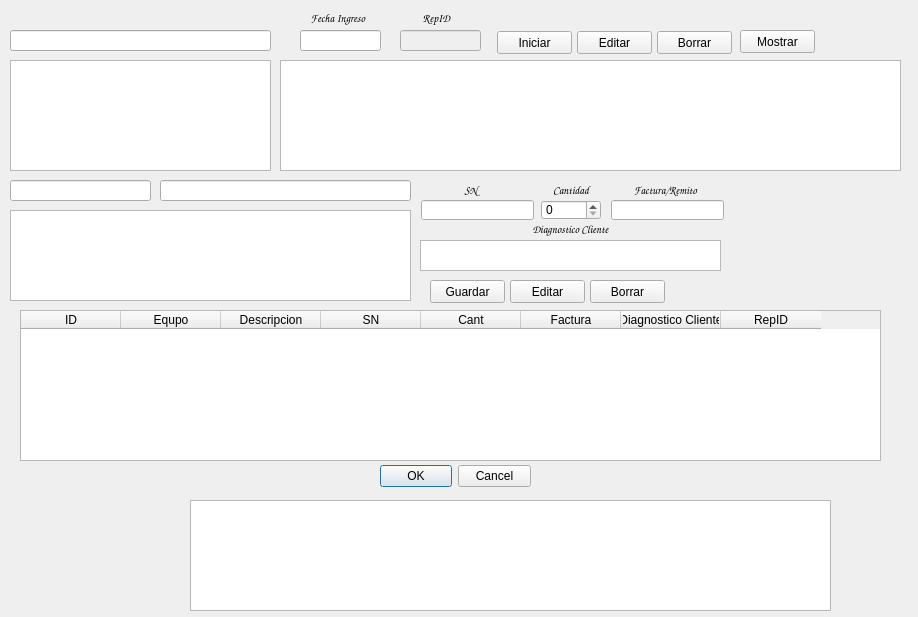
Old version of the form ingreso.ui in the repository Matias2178/Sistema_Postventa.
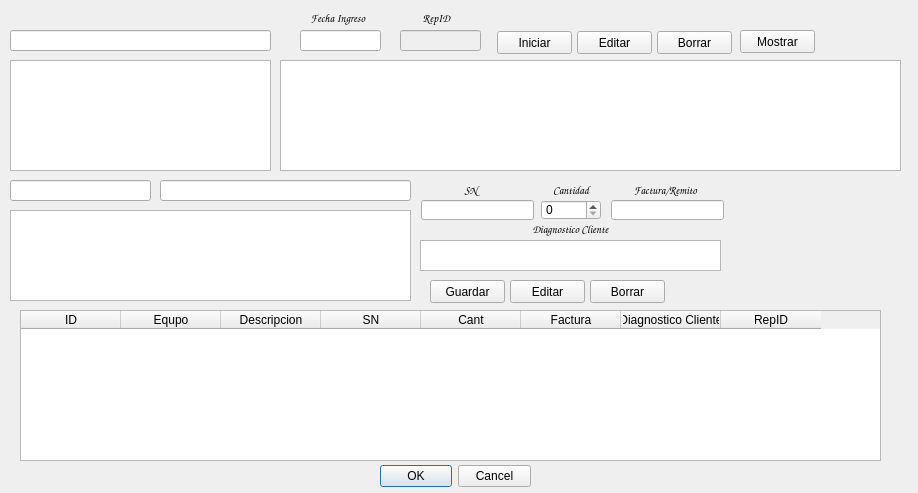
New version of the form.

The edit to the form file:
```diff
--- a/ingreso.ui
+++ b/ingreso.ui
@@ -7,7 +7,7 @@
     <x>0</x>
     <y>0</y>
     <width>918</width>
-    <height>617</height>
+    <height>493</height>
    </rect>
   </property>
   <property name="sizePolicy">
@@ -658,40 +658,6 @@
     <number>20</number>
    </attribute>
   </widget>
-  <widget class="QTableView" name="IngresoTabla_2">
-   <property name="enabled">
-    <bool>true</bool>
-   </property>
-   <property name="geometry">
-    <rect>
-     <x>190</x>
-     <y>500</y>
-     <width>641</width>
-     <height>111</height>
-    </rect>
-   </property>
-   <property name="styleSheet">
-    <string notr="true">selection-background-color: rgb(85, 255, 0);</string>
-   </property>
-   <property name="inputMethodHints">
-    <set>Qt::ImhHiddenText</set>
-   </property>
-   <property name="editTriggers">
-    <set>QAbstractItemView::NoEditTriggers</set>
-   </property>
-   <property name="alternatingRowColors">
-    <bool>true</bool>
-   </property>
-   <property name="selectionBehavior">
-    <enum>QAbstractItemView::SelectRows</enum>
-   </property>
-   <attribute name="verticalHeaderVisible">
-    <bool>false</bool>
-   </attribute>
-   <attribute name="verticalHeaderDefaultSectionSize">
-    <number>20</number>
-   </attribute>
-  </widget>
  </widget>
  <resources/>
  <connections>
```
